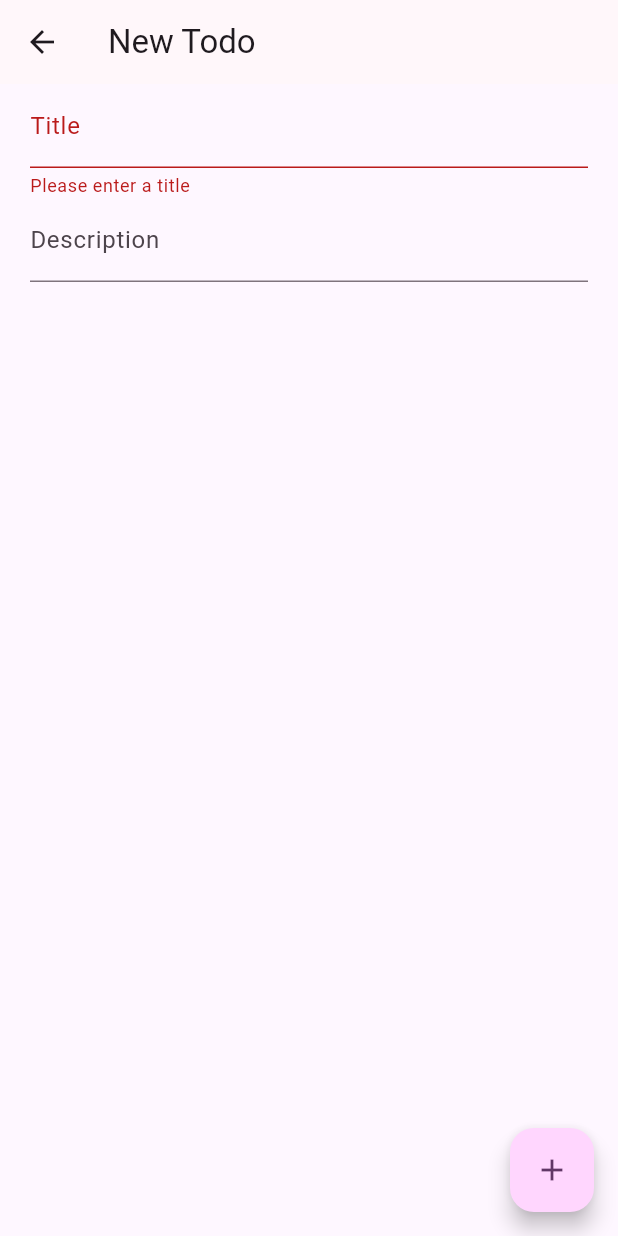
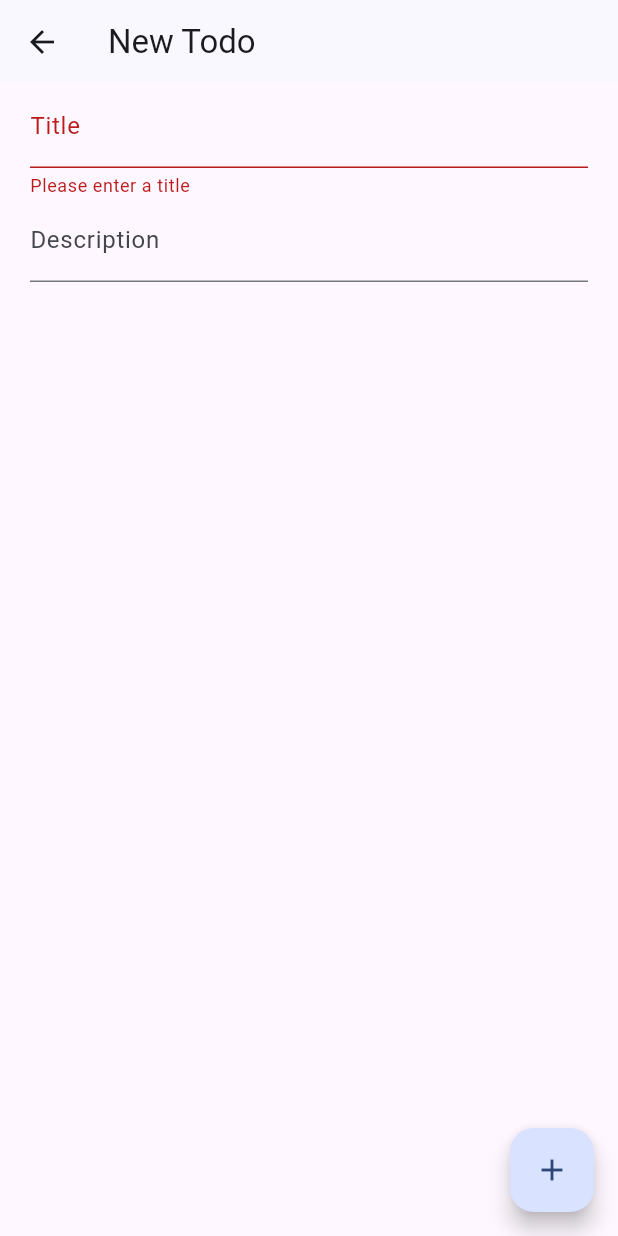
Before and after one commit to prudok/todo_lite, a Flutter app: the screen it shows after launch, after a tap on the "add" icon, on a phone screen of 412 x 824 dp. Run offline on Flutter 3.47's test engine with Material 2 defaults, Android fonts, the phone set to English and light mode, and no system bars; our stand-ins replace flutter_riverpod, freezed_annotation, go_router; missing offline and left inert: shortid.

Commit message:
add fixes and styles

```diff
--- a/lib/presentation/view/todos_list.dart
+++ b/lib/presentation/view/todos_list.dart
@@ -36,12 +36,16 @@ class TodosList extends ConsumerWidget {
             children: [
               Expanded(
                 child: active.isEmpty
-                    ? const Center(child: Text('No Todos found'))
+                    ? const Center(child: Text('No Todos'))
                     : ListView.builder(
                         itemCount: active.length,
                         itemBuilder: (context, index) {
                           final todo = active[index];
-                          return TodoTile(todo: todo);
+                          return Column(
+                            children: [
+                              TodoTile(todo: todo),
+                            ],
+                          );
                         },
                       ),
               ),
@@ -49,7 +53,18 @@ class TodosList extends ConsumerWidget {
                 ExpansionTile(
                   title: const Text('Completed'),
                   children: [
-                    for (final todo in completed) TodoTile(todo: todo),
+                    SingleChildScrollView(
+                      child: SizedBox(
+                        height: 300,
+                        child: ListView.builder(
+                          itemCount: completed.length,
+                          itemBuilder: (context, index) {
+                            return TodoTile(todo: completed[index]);
+                          },
+                        ),
+                      ),
+                    ),
+                    // for (final todo in completed) TodoTile(todo: todo),
                   ],
                 ),
             ],
--- a/lib/presentation/widgets/app.dart
+++ b/lib/presentation/widgets/app.dart
@@ -1,44 +1,22 @@
 import 'package:flutter/material.dart';
+
 import './router.dart';
+import 'utils/themes/darkThemeData.dart';
+import 'utils/themes/ligthThemeData.dart';
 
 class TodosApp extends StatelessWidget {
   const TodosApp({super.key});
 
   @override
   Widget build(BuildContext context) {
-    //TODO: place in another folder(utils).
-    const color = Colors.purple;
-    final lightColorScheme = ColorScheme.fromSeed(
-      seedColor: color,
-      brightness: Brightness.light,
-    );
-    final darkColorScheme = ColorScheme.fromSeed(
-      seedColor: color,
-      brightness: Brightness.dark,
-    );
-    //
-
     return MaterialApp.router(
       debugShowCheckedModeBanner: false,
       title: 'Todos',
       routeInformationParser: router.routeInformationParser,
       routeInformationProvider: router.routeInformationProvider,
       routerDelegate: router.routerDelegate,
-      theme: ThemeData.light(useMaterial3: true).copyWith(
-        colorScheme: lightColorScheme,
-        dividerColor: Colors.transparent,
-        snackBarTheme: SnackBarThemeData(
-          backgroundColor: lightColorScheme.background,
-          contentTextStyle: const TextStyle(color: Colors.black),
-        ),
-      ),
-      darkTheme: ThemeData.dark(useMaterial3: true).copyWith(
-        colorScheme: darkColorScheme,
-        dividerColor: Colors.transparent,
-        snackBarTheme: SnackBarThemeData(
-            backgroundColor: darkColorScheme.background,
-            contentTextStyle: const TextStyle(color: Colors.white)),
-      ),
+      theme: ligthThemeData(),
+      darkTheme: darkThemeData(),
       themeMode: ThemeMode.system,
     );
   }
--- /dev/null
+++ b/lib/presentation/widgets/utils/app_colors.dart
@@ -0,0 +1,5 @@
+import 'package:flutter/material.dart';
+
+class AppColors {
+  static const Color primary = Color.fromRGBO(78, 97, 144, 1);
+}
--- /dev/null
+++ b/lib/presentation/widgets/utils/themes/darkThemeData.dart
@@ -0,0 +1,17 @@
+import 'package:flutter/material.dart';
+
+import '../app_colors.dart';
+
+final darkColorScheme = ColorScheme.fromSeed(
+  seedColor: AppColors.primary,
+  brightness: Brightness.dark,
+);
+
+ThemeData darkThemeData() => ThemeData.dark(useMaterial3: true).copyWith(
+      colorScheme: darkColorScheme,
+      dividerColor: Colors.transparent,
+      snackBarTheme: SnackBarThemeData(
+        backgroundColor: darkColorScheme.background,
+        contentTextStyle: const TextStyle(color: Colors.white),
+      ),
+    );
--- /dev/null
+++ b/lib/presentation/widgets/utils/themes/ligthThemeData.dart
@@ -0,0 +1,17 @@
+import 'package:flutter/material.dart';
+
+import '../app_colors.dart';
+
+final lightColorScheme = ColorScheme.fromSeed(
+  seedColor: AppColors.primary,
+  brightness: Brightness.light,
+);
+
+ThemeData ligthThemeData() => ThemeData.light(useMaterial3: true).copyWith(
+      colorScheme: lightColorScheme,
+      dividerColor: Colors.transparent,
+      snackBarTheme: SnackBarThemeData(
+        backgroundColor: lightColorScheme.background,
+        contentTextStyle: const TextStyle(color: Colors.black),
+      ),
+    );
```
Also changed, not shown: lib/presentation/widgets/todo_tile.dart (+12 -6 lines), lib/presentation/widgets/utils/app_text_styles.dart (added, +11 -0 lines).
